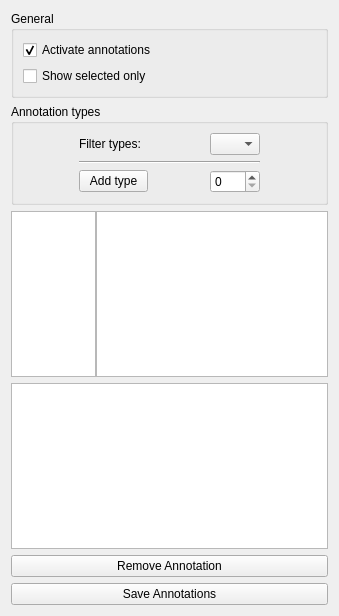
Above: applications/mne_analyze/plugins/annotationmanager/annotationsettingsview.ui from mne-tools/mne-cpp before the change. Below: the same form after it.
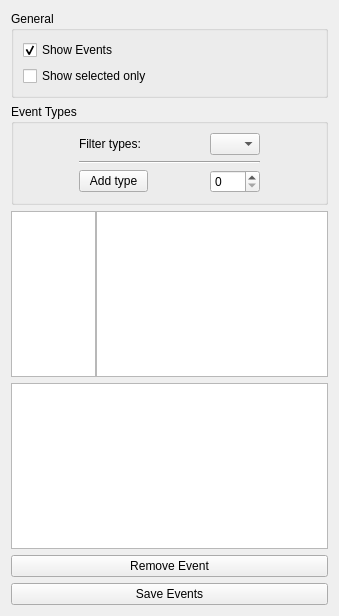
That is the form after the change.

Commit message: MAINT: Annotations are now Events

```diff
--- a/applications/mne_analyze/plugins/annotationmanager/annotationsettingsview.ui
+++ b/applications/mne_analyze/plugins/annotationmanager/annotationsettingsview.ui
@@ -44,7 +44,7 @@
       </sizepolicy>
      </property>
      <property name="title">
-      <string>Annotation types</string>
+      <string>Event Types</string>
      </property>
      <layout class="QVBoxLayout" name="verticalLayout_2">
       <item>
@@ -158,7 +158,7 @@
    <item row="9" column="0">
     <widget class="QPushButton" name="m_pushButtonSave">
      <property name="text">
-      <string>Save Annotations</string>
+      <string>Save Events</string>
      </property>
     </widget>
    </item>
@@ -198,7 +198,7 @@
            </sizepolicy>
           </property>
           <property name="text">
-           <string>Activate annotations</string>
+           <string>Show Events</string>
           </property>
           <property name="checked">
            <bool>true</bool>
@@ -213,7 +213,7 @@
    <item row="8" column="0">
     <widget class="QPushButton" name="m_pushButtonDelete">
      <property name="text">
-      <string>Remove Annotation</string>
+      <string>Remove Event</string>
      </property>
     </widget>
    </item>
```
The commit also changes 2 other files.
